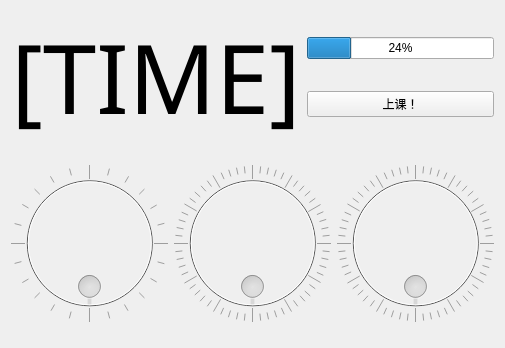
This is mainWindow.ui in aaaaPotato/TheWonderfulClock as Qt 5 draws it before an edit. The edited form follows.
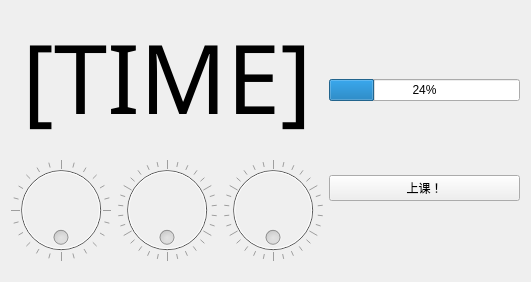
This is the edited form.

Commit message: 更改布局

The edit to the form file:
```diff
--- a/mainWindow.ui
+++ b/mainWindow.ui
@@ -9,8 +9,8 @@
    <rect>
     <x>0</x>
     <y>0</y>
-    <width>505</width>
-    <height>348</height>
+    <width>531</width>
+    <height>282</height>
    </rect>
   </property>
   <property name="mouseTracking">
@@ -19,9 +19,9 @@
   <property name="windowTitle">
    <string>Form</string>
   </property>
-  <layout class="QVBoxLayout" name="verticalLayout">
+  <layout class="QHBoxLayout" name="horizontalLayout_2">
    <item>
-    <layout class="QHBoxLayout" name="horizontalLayout_2">
+    <layout class="QVBoxLayout" name="verticalLayout">
      <item>
       <widget class="QLabel" name="label">
        <property name="font">
@@ -42,33 +42,73 @@
       </widget>
      </item>
      <item>
-      <layout class="QVBoxLayout" name="verticalLayout_2">
+      <layout class="QHBoxLayout" name="horizontalLayout">
        <item>
-        <widget class="QProgressBar" name="passedTime">
+        <widget class="QDial" name="hourDial">
+         <property name="enabled">
+          <bool>false</bool>
+         </property>
          <property name="cursor">
           <cursorShape>BusyCursor</cursorShape>
          </property>
-         <property name="value">
+         <property name="maximum">
           <number>24</number>
          </property>
-         <property name="alignment">
-          <set>Qt::AlignmentFlag::AlignCenter</set>
+         <property name="pageStep">
+          <number>6</number>
          </property>
-         <property name="textVisible">
+         <property name="wrapping">
           <bool>true</bool>
          </property>
-         <property name="orientation">
-          <enum>Qt::Orientation::Horizontal</enum>
+         <property name="notchTarget">
+          <double>3.699999999999999</double>
          </property>
-         <property name="textDirection">
-          <enum>QProgressBar::Direction::TopToBottom</enum>
+         <property name="notchesVisible">
+          <bool>true</bool>
          </property>
         </widget>
        </item>
        <item>
-        <widget class="QPushButton" name="pushButton">
-         <property name="text">
-          <string>上课！</string>
+        <widget class="QDial" name="minDial">
+         <property name="enabled">
+          <bool>false</bool>
+         </property>
+         <property name="cursor">
+          <cursorShape>ForbiddenCursor</cursorShape>
+         </property>
+         <property name="maximum">
+          <number>60</number>
+         </property>
+         <property name="pageStep">
+          <number>5</number>
+         </property>
+         <property name="wrapping">
+          <bool>true</bool>
+         </property>
+         <property name="notchesVisible">
+          <bool>true</bool>
+         </property>
+        </widget>
+       </item>
+       <item>
+        <widget class="QDial" name="secDial">
+         <property name="enabled">
+          <bool>false</bool>
+         </property>
+         <property name="cursor">
+          <cursorShape>ForbiddenCursor</cursorShape>
+         </property>
+         <property name="maximum">
+          <number>60</number>
+         </property>
+         <property name="pageStep">
+          <number>5</number>
+         </property>
+         <property name="wrapping">
+          <bool>true</bool>
+         </property>
+         <property name="notchesVisible">
+          <bool>true</bool>
          </property>
         </widget>
        </item>
@@ -77,73 +117,33 @@
     </layout>
    </item>
    <item>
-    <layout class="QHBoxLayout" name="horizontalLayout">
+    <layout class="QVBoxLayout" name="verticalLayout_2">
      <item>
-      <widget class="QDial" name="hourDial">
-       <property name="enabled">
-        <bool>false</bool>
-       </property>
+      <widget class="QProgressBar" name="passedTime">
        <property name="cursor">
         <cursorShape>ForbiddenCursor</cursorShape>
        </property>
-       <property name="maximum">
+       <property name="value">
         <number>24</number>
        </property>
-       <property name="pageStep">
-        <number>6</number>
+       <property name="alignment">
+        <set>Qt::AlignmentFlag::AlignCenter</set>
        </property>
-       <property name="wrapping">
+       <property name="textVisible">
         <bool>true</bool>
        </property>
-       <property name="notchTarget">
-        <double>3.699999999999999</double>
+       <property name="orientation">
+        <enum>Qt::Orientation::Horizontal</enum>
        </property>
-       <property name="notchesVisible">
-        <bool>true</bool>
+       <property name="textDirection">
+        <enum>QProgressBar::Direction::TopToBottom</enum>
        </property>
       </widget>
      </item>
      <item>
-      <widget class="QDial" name="minDial">
-       <property name="enabled">
-        <bool>false</bool>
-       </property>
-       <property name="cursor">
-        <cursorShape>ForbiddenCursor</cursorShape>
-       </property>
-       <property name="maximum">
-        <number>60</number>
-       </property>
-       <property name="pageStep">
-        <number>5</number>
-       </property>
-       <property name="wrapping">
-        <bool>true</bool>
-       </property>
-       <property name="notchesVisible">
-        <bool>true</bool>
-       </property>
-      </widget>
-     </item>
-     <item>
-      <widget class="QDial" name="secDial">
-       <property name="enabled">
-        <bool>false</bool>
-       </property>
-       <property name="cursor">
-        <cursorShape>ForbiddenCursor</cursorShape>
-       </property>
-       <property name="maximum">
-        <number>60</number>
-       </property>
-       <property name="pageStep">
-        <number>5</number>
-       </property>
-       <property name="wrapping">
-        <bool>true</bool>
-       </property>
-       <property name="notchesVisible">
-        <bool>true</bool>
+      <widget class="QPushButton" name="pushButton">
+       <property name="text">
+        <string>上课！</string>
        </property>
       </widget>
      </item>
```
Left out of the diff: 4 changed lines with no effect on the pictures. The commit also changes 2 other files.
